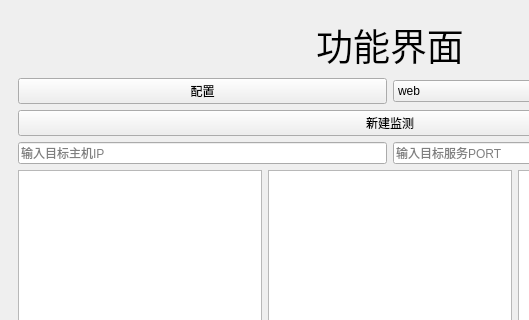
The window that Network-service/mainwindow.ui (x6035/-QT-) describes before a commit, drawn with Qt 5; both pictures show x 0 to 529 and y 0 to 320 of the 780 by 522 pixel window.
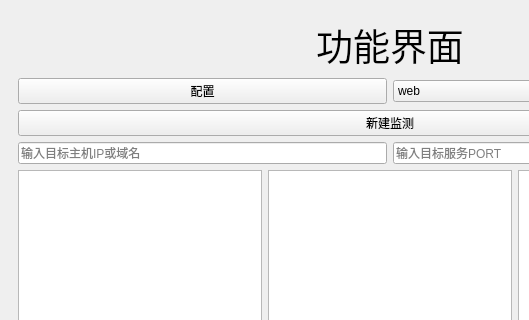
The same window after the commit.

Patch:
```diff
--- a/Network-service/mainwindow.ui
+++ b/Network-service/mainwindow.ui
@@ -103,7 +103,7 @@
              <string/>
             </property>
             <property name="placeholderText">
-             <string>输入目标主机IP</string>
+             <string>输入目标主机IP或域名</string>
             </property>
            </widget>
           </item>
```
Left out of the diff: 2 changed lines with no effect on the pictures.
